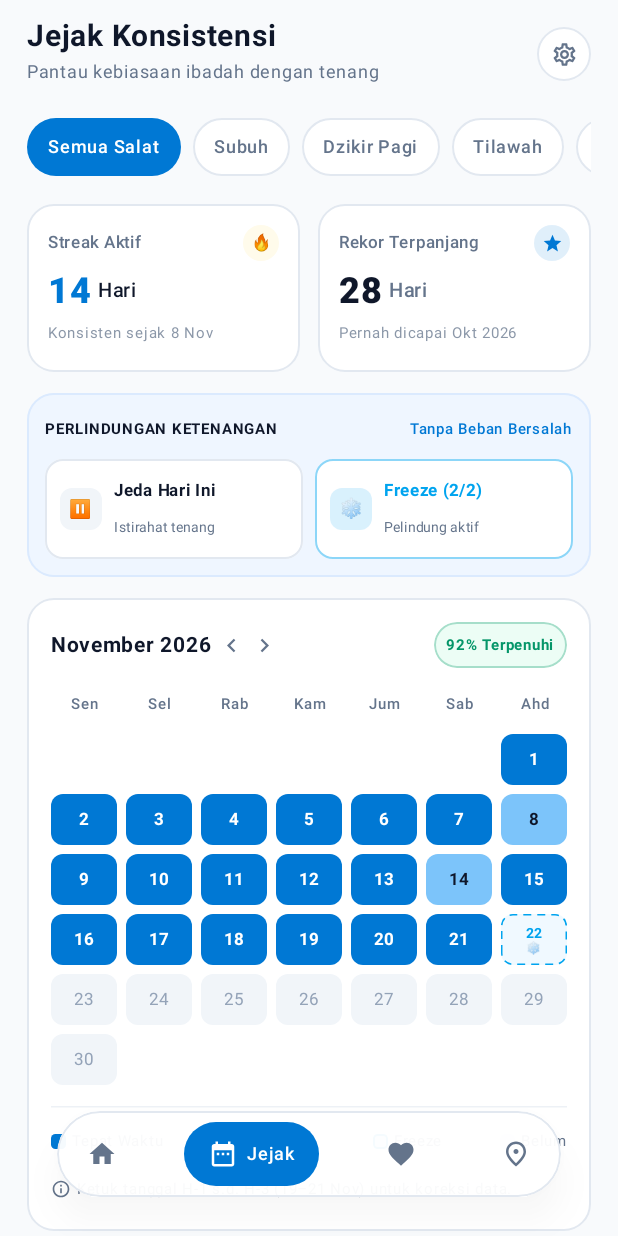
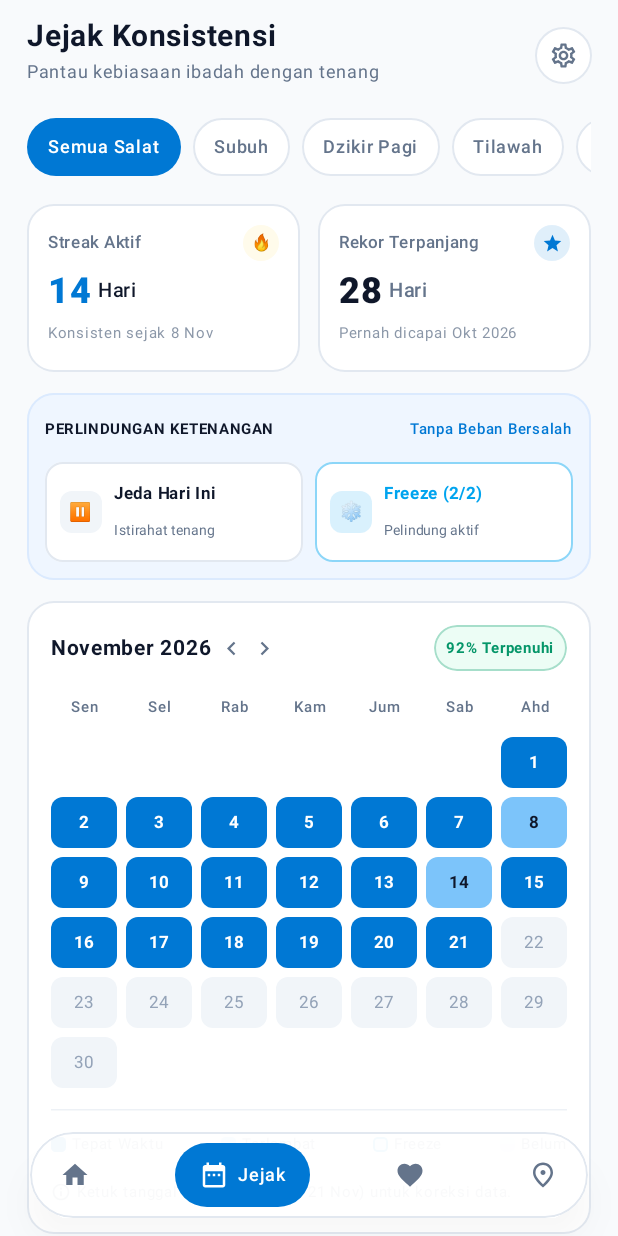
Before and after one commit to AdiSatriaPermana/Jejak-Ibadah, an Android app built with Jetpack Compose: the composable JejakScreen shown on its own in the app's theme, on a phone screen of 412 x 824 dp. Run offline under Robolectric (Android 15) with nearby library versions, the phone set to English and light mode, and no system bars.

Commit message:
fix(ui): perbaiki layout responsif JejakScreen dan hubungkan tombol pengaturan

```diff
--- a/app/src/main/java/lat/pam/jejakibadah/JejakScreen.kt
+++ b/app/src/main/java/lat/pam/jejakibadah/JejakScreen.kt
@@ -15,21 +15,14 @@ import androidx.compose.foundation.shape.RoundedCornerShape
 import androidx.compose.material.icons.Icons
 import androidx.compose.material.icons.automirrored.filled.KeyboardArrowLeft
 import androidx.compose.material.icons.automirrored.filled.KeyboardArrowRight
-import androidx.compose.material.icons.filled.CheckCircle
-import androidx.compose.material.icons.filled.DateRange
-import androidx.compose.material.icons.filled.Favorite
-import androidx.compose.material.icons.filled.Home
-import androidx.compose.material.icons.filled.Info
 import androidx.compose.material.icons.filled.Star
 import androidx.compose.material.icons.outlined.Info
-import androidx.compose.material.icons.outlined.Place
 import androidx.compose.material.icons.outlined.Settings
 import androidx.compose.material3.*
 import androidx.compose.runtime.*
 import androidx.compose.ui.Alignment
 import androidx.compose.ui.Modifier
 import androidx.compose.ui.draw.clip
-import androidx.compose.ui.draw.shadow
 import androidx.compose.ui.geometry.CornerRadius
 import androidx.compose.ui.graphics.Color
 import androidx.compose.ui.graphics.PathEffect
@@ -65,15 +58,15 @@ fun JejakScreen(
     var currentStreak by remember { mutableIntStateOf(14) }
     val longestStreak = 28
     var freezeQuota by remember { mutableIntStateOf(2) }
+    var isFreezeTodayActive by remember { mutableStateOf(false) }
     var isJedaTodayActive by remember { mutableStateOf(false) }
 
-    // Data dummy kalender November 2026 (Tanggal 1..30)
+    // Data kalender November 2026 (Tanggal 1..30)
     var novemberStatuses by remember {
         mutableStateOf(
             (1..30).associateWith { day ->
                 when (day) {
                     8, 14 -> DayHeatmapStatus.TERLAMBAT
-                    22 -> DayHeatmapStatus.FREEZE
                     in 1..21 -> DayHeatmapStatus.TEPAT_WAKTU
                     else -> DayHeatmapStatus.BELUM
                 }
@@ -81,8 +74,9 @@ fun JejakScreen(
         )
     }
 
-    // Dialog koreksi tanggal (H-1 s.d. H-3 -> tanggal 19, 20, 21)
+    // Dialog koreksi tanggal (H-1 s.d. H-3 -> tanggal 19, 20, 21) & konfirmasi Freeze
     var editingDay by remember { mutableStateOf<Int?>(null) }
+    var showFreezeDialog by remember { mutableStateOf(false) }
 
     Box(
         modifier = Modifier
@@ -96,7 +90,7 @@ fun JejakScreen(
                 start = 18.dp,
                 end = 18.dp,
                 top = 12.dp,
-                bottom = 104.dp
+                bottom = BottomNavSafePadding + 24.dp
             ),
             verticalArrangement = Arrangement.spacedBy(14.dp)
         ) {
@@ -107,7 +101,7 @@ fun JejakScreen(
                     horizontalArrangement = Arrangement.SpaceBetween,
                     verticalAlignment = Alignment.CenterVertically
                 ) {
-                    Column {
+                    Column(modifier = Modifier.weight(1f).padding(end = 12.dp)) {
                         Text(
                             text = "Jejak Konsistensi",
                             fontSize = 20.sp,
@@ -126,14 +120,14 @@ fun JejakScreen(
                         shape = CircleShape,
                         color = MaterialTheme.colorScheme.surface,
                         border = BorderStroke(1.dp, MaterialTheme.colorScheme.outline),
-                        modifier = Modifier.size(36.dp)
+                        modifier = Modifier.size(38.dp)
                     ) {
                         Box(contentAlignment = Alignment.Center) {
                             Icon(
                                 imageVector = Icons.Outlined.Settings,
                                 contentDescription = "Pengaturan",
                                 tint = MaterialTheme.colorScheme.onSurfaceVariant,
-                                modifier = Modifier.size(18.dp)
+                                modifier = Modifier.size(19.dp)
                             )
                         }
                     }
@@ -169,17 +163,24 @@ fun JejakScreen(
             // 3. Streak Summary Row (Streak Aktif & Rekor Terpanjang)
             item {
                 Row(
-                    modifier = Modifier.fillMaxWidth(),
+                    modifier = Modifier
+                        .fillMaxWidth()
+                        .height(IntrinsicSize.Max),
                     horizontalArrangement = Arrangement.spacedBy(12.dp)
                 ) {
                     // Card 1: Streak Aktif
                     Surface(
-                        modifier = Modifier.weight(1f),
+                        modifier = Modifier
+                            .weight(1f)
+                            .fillMaxHeight(),
                         shape = RoundedCornerShape(18.dp),
                         color = MaterialTheme.colorScheme.surface,
                         border = BorderStroke(1.dp, MaterialTheme.colorScheme.outline)
                     ) {
-                        Column(modifier = Modifier.padding(14.dp)) {
+                        Column(
+                            modifier = Modifier.padding(14.dp),
+                            verticalArrangement = Arrangement.SpaceBetween
+                        ) {
                             Row(
                                 modifier = Modifier.fillMaxWidth(),
                                 horizontalArrangement = Arrangement.SpaceBetween,
@@ -189,7 +190,8 @@ fun JejakScreen(
                                     text = "Streak Aktif",
                                     fontSize = 11.sp,
                                     fontWeight = FontWeight.Medium,
-                                    color = MaterialTheme.colorScheme.onSurfaceVariant
+                                    color = MaterialTheme.colorScheme.onSurfaceVariant,
+                                    modifier = Modifier.weight(1f)
                                 )
                                 Box(
                                     modifier = Modifier
@@ -229,12 +231,17 @@ fun JejakScreen(
 
                     // Card 2: Rekor Terpanjang
                     Surface(
-                        modifier = Modifier.weight(1f),
+                        modifier = Modifier
+                            .weight(1f)
+                            .fillMaxHeight(),
                         shape = RoundedCornerShape(18.dp),
                         color = MaterialTheme.colorScheme.surface,
                         border = BorderStroke(1.dp, MaterialTheme.colorScheme.outline)
                     ) {
-                        Column(modifier = Modifier.padding(14.dp)) {
+                        Column(
+                            modifier = Modifier.padding(14.dp),
+                            verticalArrangement = Arrangement.SpaceBetween
+                        ) {
                             Row(
                                 modifier = Modifier.fillMaxWidth(),
                                 horizontalArrangement = Arrangement.SpaceBetween,
@@ -244,7 +251,8 @@ fun JejakScreen(
                                     text = "Rekor Terpanjang",
                                     fontSize = 11.sp,
                                     fontWeight = FontWeight.Medium,
-                                    color = MaterialTheme.colorScheme.onSurfaceVariant
+                                    color = MaterialTheme.colorScheme.onSurfaceVariant,
+                                    modifier = Modifier.weight(1f)
                                 )
                                 Box(
                                     modifier = Modifier
@@ -309,18 +317,25 @@ fun JejakScreen(
                                 text = "PERLINDUNGAN KETENANGAN",
                                 fontSize = 10.sp,
                                 fontWeight = FontWeight.Bold,
-                                letterSpacing = 0.5.sp,
-                                color = MaterialTheme.colorScheme.onSurface
+                                letterSpacing = 0.4.sp,
+                                color = MaterialTheme.colorScheme.onSurface,
+                                maxLines = 1,
+                                overflow = TextOverflow.Ellipsis,
+                                modifier = Modifier
+                                    .weight(1f)
+                                    .padding(end = 8.dp)
                             )
                             Text(
                                 text = "Tanpa Beban Bersalah",
                                 fontSize = 10.sp,
-                                fontWeight = FontWeight.Medium,
-                                color = if (isDark) BrandCyan else BrandBlue
+                                fontWeight = FontWeight.SemiBold,
+                                color = if (isDark) BrandCyan else BrandBlue,
+                                maxLines = 1,
+                                softWrap = false
                             )
                         }
 
-                        Spacer(modifier = Modifier.height(8.dp))
+                        Spacer(modifier = Modifier.height(10.dp))
 
                         Row(
                             modifier = Modifier.fillMaxWidth(),
@@ -330,8 +345,12 @@ fun JejakScreen(
                             Surface(
                                 onClick = {
                                     isJedaTodayActive = !isJedaTodayActive
+                                    if (isJedaTodayActive && isFreezeTodayActive) {
+                                        isFreezeTodayActive = false
+                                        freezeQuota += 1
+                                    }
                                     novemberStatuses = novemberStatuses.toMutableMap().apply {
-                                        this[22] = if (isJedaTodayActive) DayHeatmapStatus.JEDA else DayHeatmapStatus.FREEZE
+                                        this[22] = if (isJedaTodayActive) DayHeatmapStatus.JEDA else DayHeatmapStatus.BELUM
                                     }
                                 },
                                 modifier = Modifier.weight(1f),
@@ -360,7 +379,7 @@ fun JejakScreen(
                                             color = MaterialTheme.colorScheme.onSurface
                                         )
                                     }
-                                    Column {
+                                    Column(modifier = Modifier.weight(1f)) {
                                         Text(
                                             text = if (isJedaTodayActive) "Jeda Aktif" else "Jeda Hari Ini",
                                             fontSize = 11.sp,
@@ -372,7 +391,9 @@ fun JejakScreen(
                                         Text(
                                             text = "Istirahat tenang",
                                             fontSize = 9.sp,
-                                            color = MaterialTheme.colorScheme.onSurfaceVariant
+                                            color = MaterialTheme.colorScheme.onSurfaceVariant,
+                                            maxLines = 1,
+                                            overflow = TextOverflow.Ellipsis
                                         )
                                     }
                                 }
@@ -381,17 +402,23 @@ fun JejakScreen(
                             // Tombol Streak Freeze (Kuota 2/2)
                             Surface(
                                 onClick = {
-                                    if (freezeQuota > 0) {
-                                        freezeQuota -= 1
+                                    if (isFreezeTodayActive) {
+                                        isFreezeTodayActive = false
+                                        freezeQuota += 1
                                         novemberStatuses = novemberStatuses.toMutableMap().apply {
-                                            this[22] = DayHeatmapStatus.FREEZE
+                                            this[22] = DayHeatmapStatus.BELUM
                                         }
+                                    } else if (freezeQuota > 0) {
+                                        showFreezeDialog = true
                                     }
                                 },
                                 modifier = Modifier.weight(1f),
                                 shape = RoundedCornerShape(12.dp),
                                 color = MaterialTheme.colorScheme.surface,
-                                border = BorderStroke(1.dp, BrandCyan.copy(alpha = 0.45f))
+                                border = BorderStroke(
+                                    1.dp,
+                                    if (isFreezeTodayActive) BrandCyan else BrandCyan.copy(alpha = 0.45f)
+                                )
                             ) {
                                 Row(
                                     modifier = Modifier.padding(horizontal = 10.dp, vertical = 9.dp),
@@ -411,18 +438,21 @@ fun JejakScreen(
                                             color = BrandCyan
                                         )
                                     }
-                                    Column {
+                                    Column(modifier = Modifier.weight(1f)) {
                                         Text(
                                             text = "Freeze ($freezeQuota/2)",
                                             fontSize = 11.sp,
                                             fontWeight = FontWeight.Bold,
                                             color = BrandCyan,
-                                            maxLines = 1
+                                            maxLines = 1,
+                                            overflow = TextOverflow.Ellipsis
                                         )
                                         Text(
-                                            text = "Pelindung aktif",
+                                            text = if (isFreezeTodayActive) "Terpasang hari ini" else "Pelindung aktif",
                                             fontSize = 9.sp,
-                                            color = MaterialTheme.colorScheme.onSurfaceVariant
+                                            color = MaterialTheme.colorScheme.onSurfaceVariant,
+                                            maxLines = 1,
+                                            overflow = TextOverflow.Ellipsis
                                         )
                                     }
                                 }
@@ -447,16 +477,51 @@ fun JejakScreen(
             }
         }
 
-        // 6. Floating Pill Navbar (Tab Jejak = index 1 aktif)
+        // 6. Floating Pill Navbar (Padding luar sudah ditangani di dalam AppBottomNavbar)
         AppBottomNavbar(
             selectedIndex = 1,
             isDark = isDark,
             onSelectTab = onNavigateTab,
-            modifier = Modifier
-                .align(Alignment.BottomCenter)
-                .navigationBarsPadding()
-                .padding(horizontal = 18.dp, vertical = 14.dp)
+            modifier = Modifier.align(Alignment.BottomCenter)
         )
+
+        // Dialog Konfirmasi Pakai Streak Freeze
+        if (showFreezeDialog) {
+            AlertDialog(
+                onDismissRequest = { showFreezeDialog = false },
+                title = {
+                    Text(
+                        text = "Gunakan Streak Freeze?",
+                        fontSize = 16.sp,
+                        fontWeight = FontWeight.Bold
+                    )
+                },
+                text = {
+                    Text(
+                        text = "Streak aktif kamu akan tetap terlindungi hari ini tanpa mengurangi hitungan beruntun. Sisa kuota bulan ini akan menjadi ${freezeQuota - 1}/2.",
+                        fontSize = 13.sp
+                    )
+                },
+                confirmButton = {
+                    TextButton(onClick = {
+                        freezeQuota -= 1
+                        isFreezeTodayActive = true
+                        isJedaTodayActive = false
+                        novemberStatuses = novemberStatuses.toMutableMap().apply {
+                            this[22] = DayHeatmapStatus.FREEZE
+                        }
+                        showFreezeDialog = false
+                    }) {
+                        Text("Aktifkan Freeze", color = BrandBlue, fontWeight = FontWeight.Bold)
+                    }
+                },
+                dismissButton = {
+                    TextButton(onClick = { showFreezeDialog = false }) {
+                        Text("Batal")
+                    }
+                }
+            )
+        }
 
         // Dialog Koreksi Data Mundur (H-1 s.d. H-3)
         editingDay?.let { day ->
@@ -517,7 +582,6 @@ private fun CalendarHeatmapCard(
     onDayClick: (Int) -> Unit
 ) {
     val daysOfWeek = listOf("Sen", "Sel", "Rab", "Kam", "Jum", "Sab", "Ahd")
-    // November 2026 dimulai pada hari Minggu (indeks ke-6 jika Senin = 0) -> 6 kotak kosong di awal
     val leadingEmptySlots = 6
     val totalCells = leadingEmptySlots + 30
     val rowsCount = (totalCells + 6) / 7
@@ -536,13 +600,16 @@ private fun CalendarHeatmapCard(
             ) {
                 Row(
                     verticalAlignment = Alignment.CenterVertically,
-                    horizontalArrangement = Arrangement.spacedBy(4.dp)
+                    horizontalArrangement = Arrangement.spacedBy(4.dp),
+                    modifier = Modifier.weight(1f)
                 ) {
                     Text(
                         text = "November 2026",
                         fontSize = 14.sp,
                         fontWeight = FontWeight.Bold,
-                        color = MaterialTheme.colorScheme.onSurface
+                        color = MaterialTheme.colorScheme.onSurface,
+                        maxLines = 1,
+                        overflow = TextOverflow.Ellipsis
                     )
                     Icon(
                         imageVector = Icons.AutoMirrored.Filled.KeyboardArrowLeft,
@@ -573,7 +640,9 @@ private fun CalendarHeatmapCard(
                         text = "92% Terpenuhi",
                         fontSize = 10.sp,
                         fontWeight = FontWeight.Bold,
-                        color = if (isDark) EmeraldDark else EmeraldLight
+                        color = if (isDark) EmeraldDark else EmeraldLight,
+                        maxLines = 1,
+                        softWrap = false
                     )
                 }
             }
@@ -663,7 +732,8 @@ private fun CalendarHeatmapCard(
                 Text(
                     text = "Ketuk tanggal H-1 s.d. H-3 (19–21 Nov) untuk koreksi data.",
                     fontSize = 10.sp,
-                    color = MaterialTheme.colorScheme.onSurfaceVariant
+                    color = MaterialTheme.colorScheme.onSurfaceVariant,
+                    modifier = Modifier.weight(1f)
                 )
             }
         }
@@ -706,7 +776,6 @@ private fun HeatmapDayCell(
             ),
         contentAlignment = Alignment.Center
     ) {
-        // Garis putus-putus khusus status Freeze / Jeda tanpa library eksternal
         if (status == DayHeatmapStatus.FREEZE || status == DayHeatmapStatus.JEDA) {
             Canvas(modifier = Modifier.fillMaxSize()) {
                 drawRoundRect(
@@ -759,7 +828,9 @@ private fun LegendItem(
         Text(
             text = label,
             fontSize = 10.sp,
-            color = MaterialTheme.colorScheme.onSurfaceVariant
+            color = MaterialTheme.colorScheme.onSurfaceVariant,
+            maxLines = 1,
+            softWrap = false
         )
     }
 }
--- a/app/src/main/java/lat/pam/jejakibadah/MainActivity.kt
+++ b/app/src/main/java/lat/pam/jejakibadah/MainActivity.kt
@@ -68,6 +68,7 @@ class MainActivity : ComponentActivity() {
                                 onOpenSettings = { showSettings = true }
                             )
                             1 -> JejakScreen(
+                                onOpenSettings = { showSettings = true },
                                 onNavigateTab = { currentTab = it }
                                 // Tambahkan parameter onOpenSettings = { showSettings = true } setelah JejakScreen diperbarui
                             )
```
